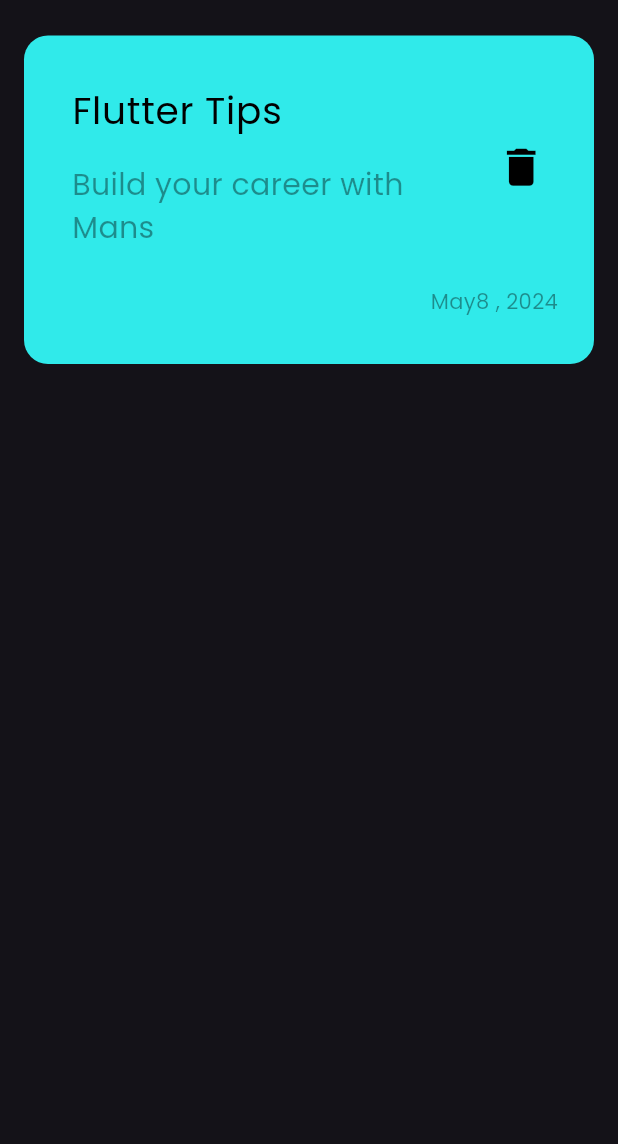
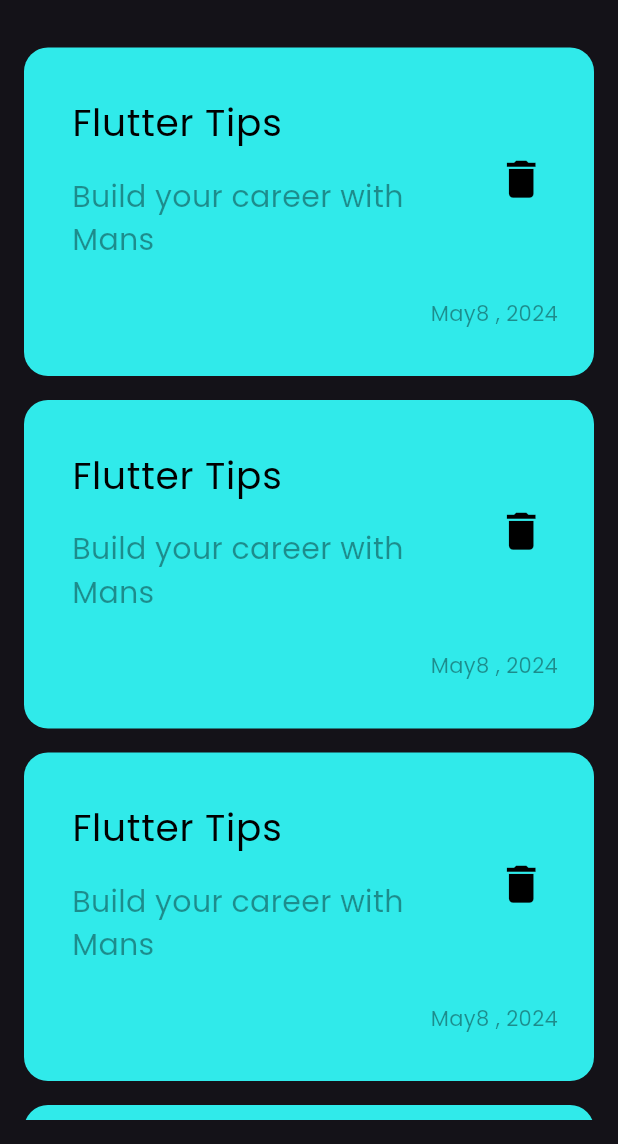
Before and after one commit to Mansourx83/Notes-App, a Flutter app: the screen it shows after launch, on a phone screen of 412 x 824 dp, the part 92-1236 px from its top. Run offline on Flutter 3.47's test engine with Material 3 defaults, Android fonts, the phone set to English and light mode, and no system bars.

Commit message:
create notes list view

```diff
--- a/lib/views/widgets/custom_note_item.dart
+++ b/lib/views/widgets/custom_note_item.dart
@@ -52,7 +52,7 @@ class NoteItem extends StatelessWidget {
                 fontSize: 14,
               ),
             ),
-          )
+          ),
         ],
       ),
     );
--- /dev/null
+++ b/lib/views/widgets/list_notes.dart
@@ -0,0 +1,19 @@
+import 'package:flutter/material.dart';
+import 'package:notes_app/views/widgets/custom_note_item.dart';
+
+class ListNotes extends StatelessWidget {
+  const ListNotes({super.key});
+
+  @override
+  Widget build(BuildContext context) {
+    return ListView.builder(
+      physics: const BouncingScrollPhysics(),
+      itemBuilder: (context, index) {
+        return const Padding(
+          padding: EdgeInsets.symmetric(vertical: 8),
+          child: NoteItem(),
+        );
+      },
+    );
+  }
+}
--- a/lib/views/widgets/notes_view_body.dart
+++ b/lib/views/widgets/notes_view_body.dart
@@ -1,20 +1,23 @@
 import 'package:flutter/material.dart';
 import 'package:notes_app/views/widgets/custom_app_bar.dart';
-import 'package:notes_app/views/widgets/custom_note_item.dart';
+
+import 'package:notes_app/views/widgets/list_notes.dart';
 
 class NotesViewBody extends StatelessWidget {
   @override
   Widget build(BuildContext context) {
-    return SafeArea(
+    return const SafeArea(
       child: Padding(
-        padding: const EdgeInsets.all(16),
+        padding: EdgeInsets.all(16),
         child: Column(
           children: [
-            const CustomAppBar(),
-            const SizedBox(
+            CustomAppBar(),
+            SizedBox(
               height: 24,
             ),
-            NoteItem(),
+            Expanded(
+              child: ListNotes(),
+            ),
           ],
         ),
       ),
```
